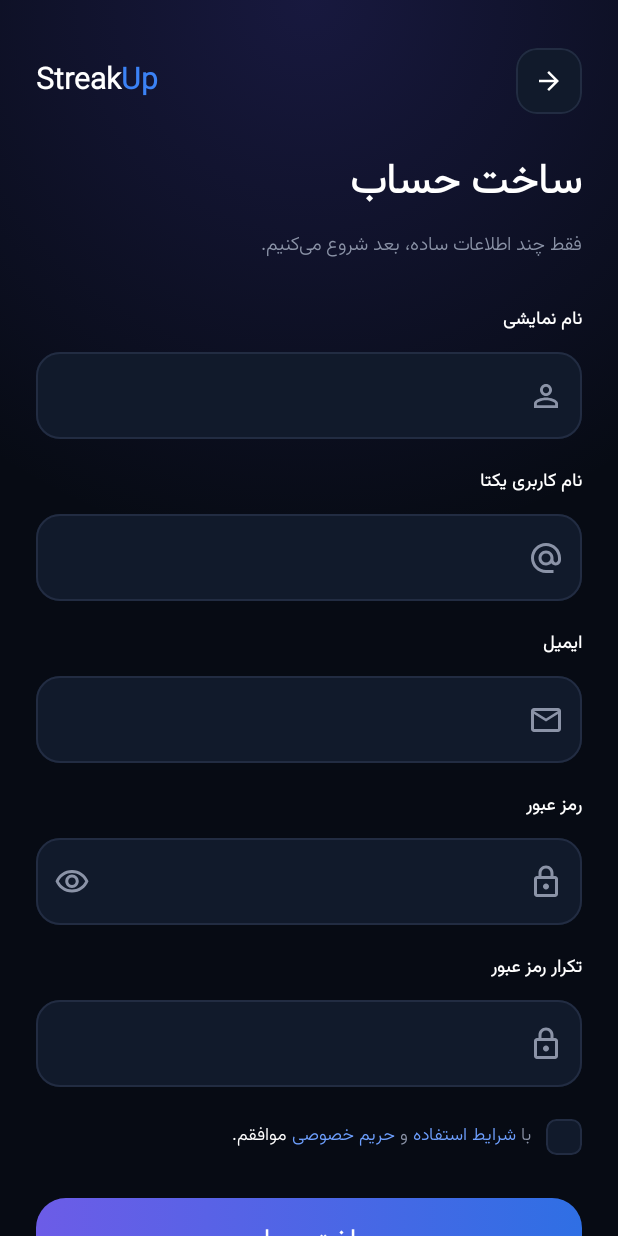
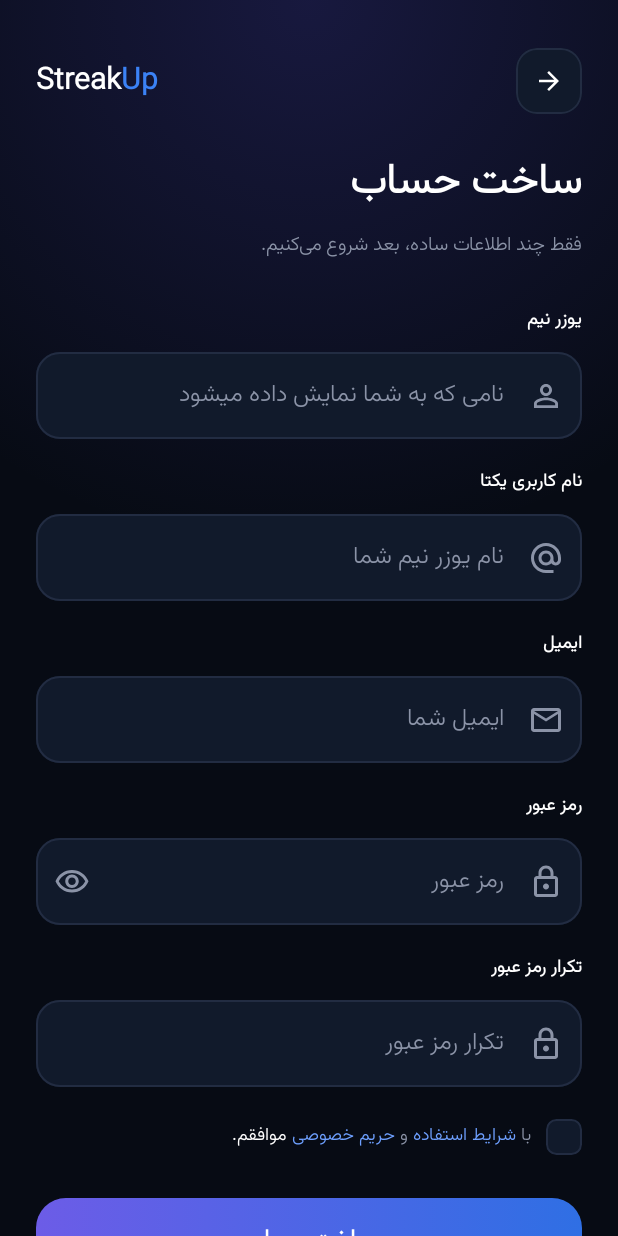
Before and after one commit to mahdiar-barzegarr/Day-flow, an Android app built with Jetpack Compose: the RegisterScreen screen opened through its navigation route, on a phone screen of 412 x 824 dp. Run offline under Robolectric (Android 15) with nearby library versions, the phone set to English and light mode, and no system bars; our stand-ins replace Dagger/Hilt's generated code; libraries missing offline, so code that uses them is left out: androidx.hilt.lifecycle.

Commit message:
fix register

```diff
--- a/Application/app/src/main/java/com/example/dayflow/data/remote/ApiConfig.kt
+++ b/Application/app/src/main/java/com/example/dayflow/data/remote/ApiConfig.kt
@@ -1,9 +1,5 @@
 package com.example.dayflow.data.remote
 
 object ApiConfig {
-    const val SERVER_HOST = "http://192.168.1.104:8000"
-
-    const val ACCOUNTS_BASE = "$SERVER_HOST/accounts/api/v1/"
-    const val PRODUCTS_BASE = "$SERVER_HOST/products/api/v1/"
-    const val CART_BASE = "$SERVER_HOST/cart/api/v1/"
+    const val SERVER_HOST = "http://192.168.1.105:3000"
 }
--- a/Application/app/src/main/java/com/example/dayflow/data/remote/api/ApiService.kt
+++ b/Application/app/src/main/java/com/example/dayflow/data/remote/api/ApiService.kt
@@ -1,6 +1,6 @@
 package com.example.dayflow.data.remote.api
 
-import com.example.dayflow.data.remote.ApiConfig
+import com.example.dayflow.data.remote.request.LogOutRequest
 import com.example.dayflow.data.remote.request.LoginRequest
 import com.example.dayflow.data.remote.request.RefreshRequest
 import com.example.dayflow.data.remote.request.RegisterRequest
@@ -14,30 +14,14 @@ import retrofit2.http.GET
 import retrofit2.http.POST
 
 interface ApiService {
-
-    companion object {
-        val PRODUCTS_URL = "${ApiConfig.PRODUCTS_BASE}get_products/"
-        val CATEGORIES_URL = "${ApiConfig.PRODUCTS_BASE}get_categories/"
-        val PRODUCT_DETAIL_BASE = "${ApiConfig.PRODUCTS_BASE}get_product_detail/"
-        val ADD_ITEM_URL = "${ApiConfig.CART_BASE}add_item/"
-        val CART_URL = "${ApiConfig.CART_BASE}user_cart/"
-        val DELETE_ITEM_BASE = "${ApiConfig.CART_BASE}delete_item/"
-        val CART_CHECKOUT_URL = "${ApiConfig.CART_BASE}cart_checkout/"
-    }
-
-
-
-    @POST("user_login/")
-    suspend fun login(@Body request: LoginRequest): Response<LoginResponse>
-
-    @POST("new_access/")
-    suspend fun refreshToken(@Body request: RefreshRequest): Response<RefreshResponse>
-
-    @POST("user_register/")
-    suspend fun register(@Body request: RegisterRequest): Response<RegisterResponse>
-
-    @GET("user_profile/")
-    suspend fun getProfile(): Response<ProfileResponse>
-
-
+    @POST("auth/register")
+    suspend fun register(@Body body: RegisterRequest): Response<RegisterResponse>
+    @POST("auth/login")
+    suspend fun login(@Body body: LoginRequest): Response<LoginResponse>
+    @POST("auth/refresh")
+    suspend fun refresh(@Body body: RefreshRequest): Response<RefreshResponse>
+    @POST("auth/logout")
+    suspend fun logout(@Body body: LogOutRequest): Response<Unit>
+    @GET("auth/me")
+    suspend fun me(): Response<ProfileResponse>
 }
--- /dev/null
+++ b/Application/app/src/main/java/com/example/dayflow/data/remote/request/LogOutRequest.kt
@@ -0,0 +1,5 @@
+package com.example.dayflow.data.remote.request
+
+data class LogOutRequest(
+    val refreshToken: String
+)
--- a/Application/app/src/main/java/com/example/dayflow/di/NetworkModule.kt
+++ b/Application/app/src/main/java/com/example/dayflow/di/NetworkModule.kt
@@ -19,7 +19,7 @@ import javax.inject.Singleton
 @InstallIn(SingletonComponent::class)
 object NetworkModule {
 
-    private const val BASE_URL = "${ApiConfig.SERVER_HOST}/accounts/api/v1/"
+    private const val BASE_URL = "${ApiConfig.SERVER_HOST}/api/"
 
     @Provides
     @Singleton
--- a/Application/app/src/main/java/com/example/dayflow/repository/ApiRepository.kt
+++ b/Application/app/src/main/java/com/example/dayflow/repository/ApiRepository.kt
@@ -39,11 +39,11 @@ class ApiRepository @Inject constructor(
     }
 
 
-    suspend fun getProfile(): Response<ProfileResponse> = api.getProfile()
+    suspend fun getProfile(): Response<ProfileResponse> = api.me()
 
 
     suspend fun refreshToken(refresh: String): Response<RefreshResponse> =
-        api.refreshToken(RefreshRequest(refresh))
+        api.refresh(RefreshRequest(refresh))
 
 
 }
--- a/Application/app/src/main/java/com/example/dayflow/services/TokenInterceptor.kt
+++ b/Application/app/src/main/java/com/example/dayflow/services/TokenInterceptor.kt
@@ -14,9 +14,7 @@ class TokenInterceptor @Inject constructor(
         val token = tokenManager.getAccessTokenBlocking()
 
         val request = if (!token.isNullOrEmpty()) {
-            original.newBuilder()
-                .addHeader("Authorization", "Bearer $token")
-                .build()
+            original.newBuilder().header("Authorization", "Bearer $token").build()
         } else {
             original
         }
--- a/Application/app/src/main/java/com/example/dayflow/ui/register/RegisterScreen.kt
+++ b/Application/app/src/main/java/com/example/dayflow/ui/register/RegisterScreen.kt
@@ -176,12 +176,13 @@ fun RegisterScreen(
                 Spacer(modifier = Modifier.height(24.dp))
 
                 // نام نمایشی
-                FieldLabel("نام نمایشی")
+                FieldLabel("یوزر نیم")
                 Spacer(modifier = Modifier.height(8.dp))
                 DarkField(
                     value = fullName,
                     onValueChange = viewModel::onFullNameChanged,
-                    leadingIcon = Icons.Outlined.PersonOutline
+                    leadingIcon = Icons.Outlined.PersonOutline,
+                    placeholder = "نامی که به شما نمایش داده میشود"
                 )
 
                 Spacer(modifier = Modifier.height(16.dp))
@@ -213,7 +214,8 @@ fun RegisterScreen(
 
                             else -> {}
                         }
-                    }
+                    },
+                    placeholder = "نام یوزر نیم شما"
                 )
                 if (usernameOk) HelperText("این نام کاربری آزاد است.", SuccessGreen)
                 if (usernameTaken) HelperText("این نام کاربری قبلاً گرفته شده.", ErrorRed)
@@ -227,7 +229,8 @@ fun RegisterScreen(
                     value = email,
                     onValueChange = viewModel::onEmailChanged,
                     leadingIcon = Icons.Outlined.Email,
-                    keyboardType = KeyboardType.Email
+                    keyboardType = KeyboardType.Email,
+                    placeholder = "ایمیل شما"
                 )
 
                 Spacer(modifier = Modifier.height(16.dp))
@@ -251,7 +254,8 @@ fun RegisterScreen(
                                 tint = TextMuted
                             )
                         }
-                    }
+                    },
+                    placeholder = "رمز عبور"
                 )
 
                 if (password.isNotEmpty()) {
@@ -276,6 +280,7 @@ fun RegisterScreen(
                     onValueChange = viewModel::onConfirmPasswordChanged,
                     leadingIcon = Icons.Outlined.Lock,
                     isError = confirmMismatch,
+                    placeholder = "تکرار رمز عبور",
                     keyboardType = KeyboardType.Password,
                     visualTransformation = if (isPasswordVisible) VisualTransformation.None
                     else PasswordVisualTransformation()
@@ -372,6 +377,7 @@ private fun HelperText(text: String, color: Color) {
 @Composable
 private fun DarkField(
     value: String,
+    placeholder: String,
     onValueChange: (String) -> Unit,
     leadingIcon: ImageVector,
     isError: Boolean = false,
@@ -403,6 +409,7 @@ private fun DarkField(
             unfocusedContainerColor = FieldBg,
             errorContainerColor = FieldBg
         ),
+        placeholder = { Text(placeholder, color = TextMuted) },
         modifier = Modifier.fillMaxWidth()
     )
 }
```
Also changed, not shown: Application/app/src/main/java/com/example/dayflow/services/TokenAuthenticator.kt (+10 -8 lines).
